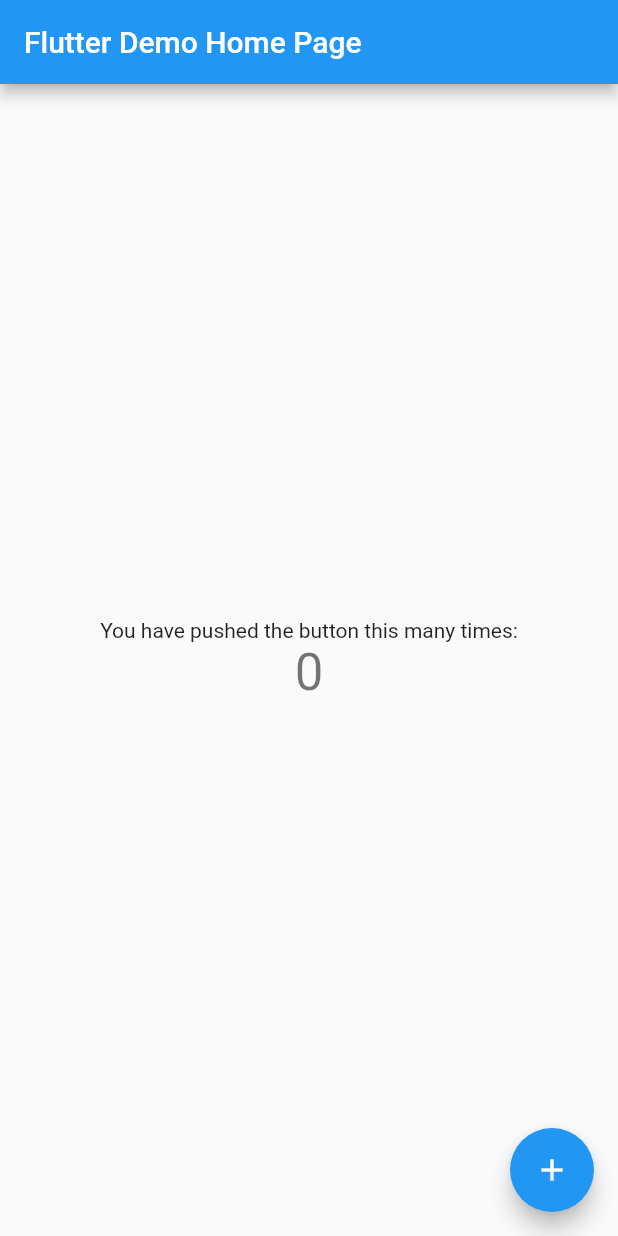
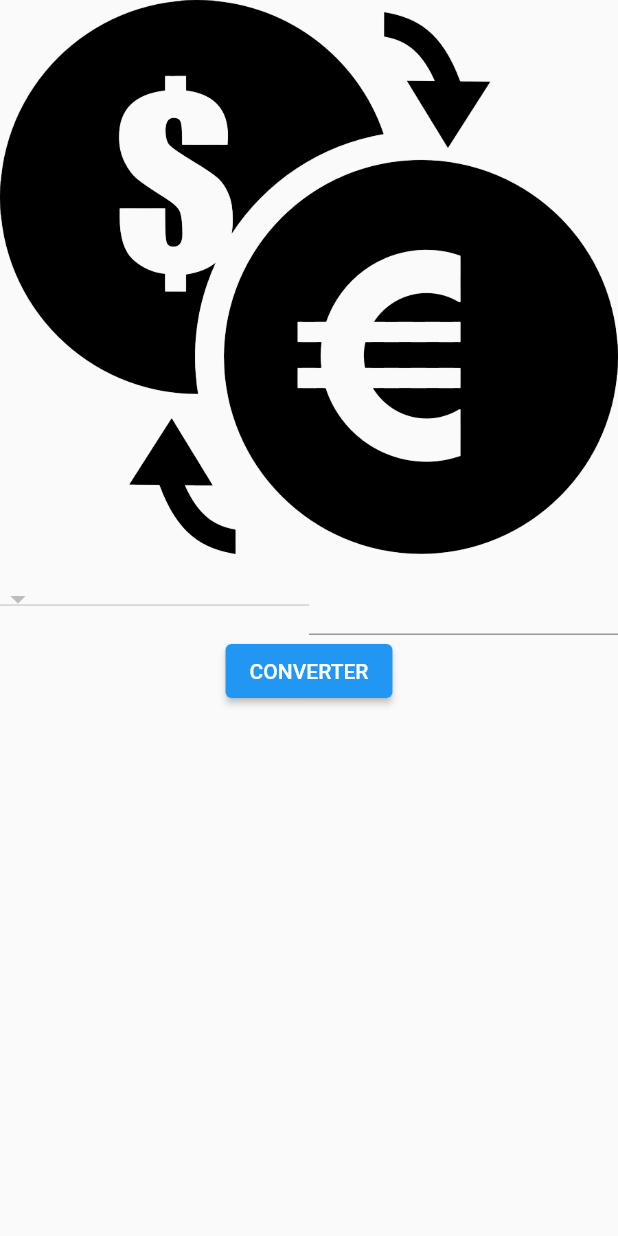
Before and after one commit to ClintonAlmeidaDev/Conversor-Moedas, a Flutter app: the screen it shows after launch, on a phone screen of 412 x 824 dp. Run offline on Flutter 3.47's test engine with Material 2 defaults, Android fonts, the phone set to English and light mode, and no system bars.

Commit message:
Aula 30
Montando a view

```diff
--- a/conversor_moedas/lib/main.dart
+++ b/conversor_moedas/lib/main.dart
@@ -1,115 +1,17 @@
+import 'package:conversor_moedas/views/home_view.dart';
+import 'package:flutter/cupertino.dart';
 import 'package:flutter/material.dart';
 
-void main() {
-  runApp(const MyApp());
+main() {
+  runApp(AppWidget());
 }
 
-class MyApp extends StatelessWidget {
-  const MyApp({super.key});
-
-  // This widget is the root of your application.
+class AppWidget extends StatelessWidget {
   @override
   Widget build(BuildContext context) {
     return MaterialApp(
-      title: 'Flutter Demo',
-      theme: ThemeData(
-        // This is the theme of your application.
-        //
-        // Try running your application with "flutter run". You'll see the
-        // application has a blue toolbar. Then, without quitting the app, try
-        // changing the primarySwatch below to Colors.green and then invoke
-        // "hot reload" (press "r" in the console where you ran "flutter run",
-        // or simply save your changes to "hot reload" in a Flutter IDE).
-        // Notice that the counter didn't reset back to zero; the application
-        // is not restarted.
-        primarySwatch: Colors.blue,
-      ),
-      home: const MyHomePage(title: 'Flutter Demo Home Page'),
+      theme: ThemeData.light(),
+      home: HomeView(),
     );
   }
 }
-
-class MyHomePage extends StatefulWidget {
-  const MyHomePage({super.key, required this.title});
-
-  // This widget is the home page of your application. It is stateful, meaning
-  // that it has a State object (defined below) that contains fields that affect
-  // how it looks.
-
-  // This class is the configuration for the state. It holds the values (in this
-  // case the title) provided by the parent (in this case the App widget) and
-  // used by the build method of the State. Fields in a Widget subclass are
-  // always marked "final".
-
-  final String title;
-
-  @override
-  State<MyHomePage> createState() => _MyHomePageState();
-}
-
-class _MyHomePageState extends State<MyHomePage> {
-  int _counter = 0;
-
-  void _incrementCounter() {
-    setState(() {
-      // This call to setState tells the Flutter framework that something has
-      // changed in this State, which causes it to rerun the build method below
-      // so that the display can reflect the updated values. If we changed
-      // _counter without calling setState(), then the build method would not be
-      // called again, and so nothing would appear to happen.
-      _counter++;
-    });
-  }
-
-  @override
-  Widget build(BuildContext context) {
-    // This method is rerun every time setState is called, for instance as done
-    // by the _incrementCounter method above.
-    //
-    // The Flutter framework has been optimized to make rerunning build methods
-    // fast, so that you can just rebuild anything that needs updating rather
-    // than having to individually change instances of widgets.
-    return Scaffold(
-      appBar: AppBar(
-        // Here we take the value from the MyHomePage object that was created by
-        // the App.build method, and use it to set our appbar title.
-        title: Text(widget.title),
-      ),
-      body: Center(
-        // Center is a layout widget. It takes a single child and positions it
-        // in the middle of the parent.
-        child: Column(
-          // Column is also a layout widget. It takes a list of children and
-          // arranges them vertically. By default, it sizes itself to fit its
-          // children horizontally, and tries to be as tall as its parent.
-          //
-          // Invoke "debug painting" (press "p" in the console, choose the
-          // "Toggle Debug Paint" action from the Flutter Inspector in Android
-          // Studio, or the "Toggle Debug Paint" command in Visual Studio Code)
-          // to see the wireframe for each widget.
-          //
-          // Column has various properties to control how it sizes itself and
-          // how it positions its children. Here we use mainAxisAlignment to
-          // center the children vertically; the main axis here is the vertical
-          // axis because Columns are vertical (the cross axis would be
-          // horizontal).
-          mainAxisAlignment: MainAxisAlignment.center,
-          children: <Widget>[
-            const Text(
-              'You have pushed the button this many times:',
-            ),
-            Text(
-              '$_counter',
-              style: Theme.of(context).textTheme.headline4,
-            ),
-          ],
-        ),
-      ),
-      floatingActionButton: FloatingActionButton(
-        onPressed: _incrementCounter,
-        tooltip: 'Increment',
-        child: const Icon(Icons.add),
-      ), // This trailing comma makes auto-formatting nicer for build methods.
-    );
-  }
-}
--- /dev/null
+++ b/conversor_moedas/lib/views/home_view.dart
@@ -0,0 +1,44 @@
+import 'package:flutter/src/widgets/container.dart';
+import 'package:flutter/src/widgets/framework.dart';
+import 'package:flutter/material.dart';
+
+class HomeView extends StatelessWidget {
+  const HomeView({super.key});
+
+  @override
+  Widget build(BuildContext context) {
+    return Scaffold(
+      body: SizedBox(
+        height: MediaQuery.of(context).size.height,
+        width: MediaQuery.of(context).size.width,
+        child: Column(
+          children: [
+            Image.asset(
+              'assets/images/logo.png',
+              // width: 250,
+              // height: 250,
+            ),
+            SizedBox(
+              width: MediaQuery.of(context).size.width,
+              child: Row(
+                children: [
+                  Expanded(
+                      child: DropdownButton(items: [], onChanged: (value) {})),
+                  Expanded(
+                    child: TextField(
+                      decoration: InputDecoration(),
+                    ),
+                  ),
+                ],
+              ),
+            ),
+            ElevatedButton(
+              onPressed: () {},
+              child: Text('CONVERTER'),
+            )
+          ],
+        ),
+      ),
+    );
+  }
+}
--- a/conversor_moedas/pubspec.yaml
+++ b/conversor_moedas/pubspec.yaml
@@ -60,8 +60,8 @@
   uses-material-design: true
 
   # To add assets to your application, add an assets section, like this:
-  # assets:
-  #   - images/a_dot_burr.jpeg
+  assets:
+    - assets/images/
   #   - images/a_dot_ham.jpeg
 
   # An image asset can refer to one or more resolution-specific "variants", see
```
Also changed, not shown: conversor_moedas/assets/images/logo.jpeg (added), conversor_moedas/assets/images/logo.png (added).
